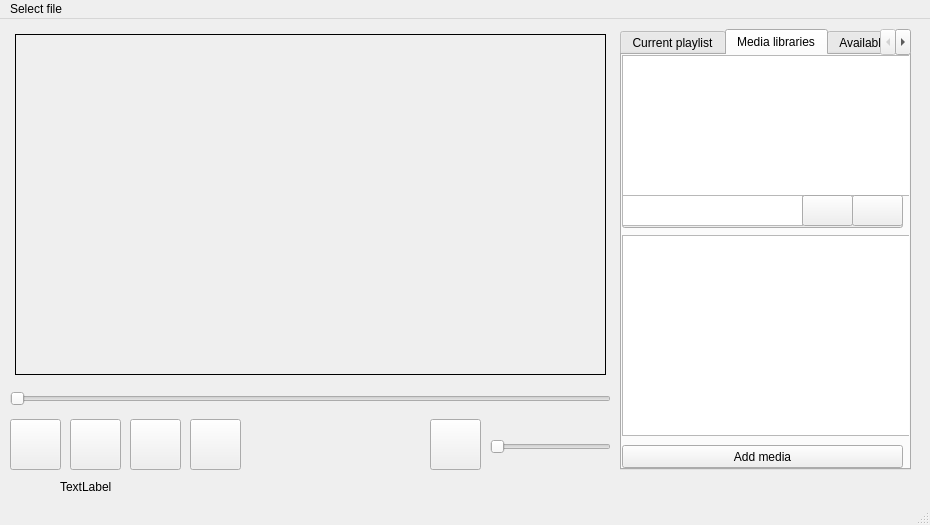
Qt form mainwindow.ui (zlatilda/media_player) before a commit.
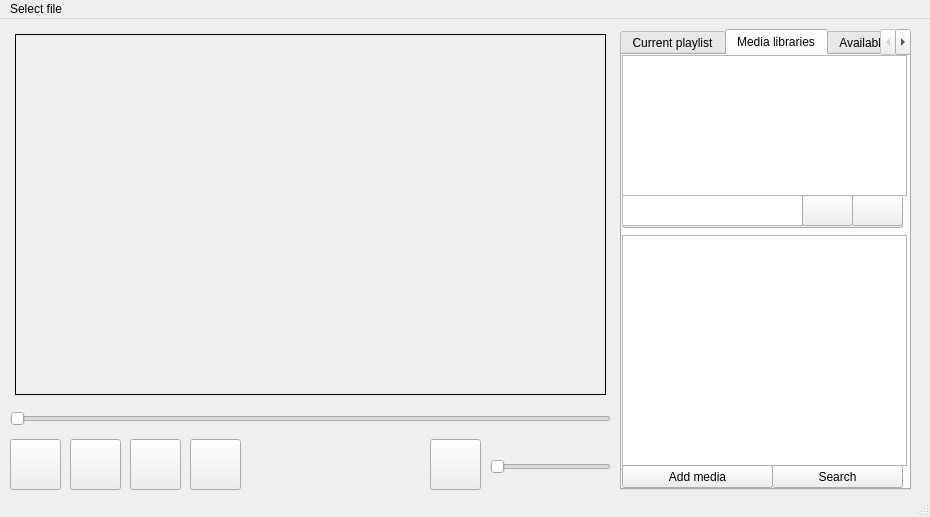
The same form after that commit. The open tabs and pages were chosen to show the change.

Commit message: search for available media on user's computer in a paralell thread

Diff of the .ui file:
```diff
--- a/mainwindow.ui
+++ b/mainwindow.ui
@@ -7,7 +7,7 @@
     <x>0</x>
     <y>0</y>
     <width>930</width>
-    <height>525</height>
+    <height>517</height>
    </rect>
   </property>
   <property name="windowTitle">
@@ -20,7 +20,7 @@
       <x>15</x>
       <y>15</y>
       <width>591</width>
-      <height>341</height>
+      <height>361</height>
      </rect>
     </property>
     <property name="styleSheet">
@@ -37,7 +37,7 @@
     <property name="geometry">
      <rect>
       <x>10</x>
-      <y>400</y>
+      <y>420</y>
       <width>51</width>
       <height>51</height>
      </rect>
@@ -50,7 +50,7 @@
     <property name="geometry">
      <rect>
       <x>70</x>
-      <y>400</y>
+      <y>420</y>
       <width>51</width>
       <height>51</height>
      </rect>
@@ -63,7 +63,7 @@
     <property name="geometry">
      <rect>
       <x>130</x>
-      <y>400</y>
+      <y>420</y>
       <width>51</width>
       <height>51</height>
      </rect>
@@ -76,7 +76,7 @@
     <property name="geometry">
      <rect>
       <x>190</x>
-      <y>400</y>
+      <y>420</y>
       <width>51</width>
       <height>51</height>
      </rect>
@@ -89,7 +89,7 @@
     <property name="geometry">
      <rect>
       <x>430</x>
-      <y>400</y>
+      <y>420</y>
       <width>51</width>
       <height>51</height>
      </rect>
@@ -102,7 +102,7 @@
     <property name="geometry">
      <rect>
       <x>490</x>
-      <y>420</y>
+      <y>440</y>
       <width>121</width>
       <height>16</height>
      </rect>
@@ -115,7 +115,7 @@
     <property name="geometry">
      <rect>
       <x>10</x>
-      <y>370</y>
+      <y>390</y>
       <width>601</width>
       <height>19</height>
      </rect>
@@ -130,7 +130,7 @@
       <x>620</x>
       <y>10</y>
       <width>291</width>
-      <height>441</height>
+      <height>461</height>
      </rect>
     </property>
     <property name="currentIndex">
@@ -160,8 +160,8 @@
        <rect>
         <x>0</x>
         <y>180</y>
-        <width>291</width>
-        <height>201</height>
+        <width>285</width>
+        <height>231</height>
        </rect>
       </property>
       <attribute name="horizontalHeaderDefaultSectionSize">
@@ -173,7 +173,7 @@
        <rect>
         <x>0</x>
         <y>0</y>
-        <width>291</width>
+        <width>285</width>
         <height>141</height>
        </rect>
       </property>
@@ -198,8 +198,8 @@
       <property name="geometry">
        <rect>
         <x>0</x>
-        <y>390</y>
-        <width>281</width>
+        <y>410</y>
+        <width>151</width>
         <height>23</height>
        </rect>
       </property>
@@ -243,6 +243,19 @@
        <string/>
       </property>
      </widget>
+     <widget class="QPushButton" name="search_media">
+      <property name="geometry">
+       <rect>
+        <x>150</x>
+        <y>410</y>
+        <width>131</width>
+        <height>23</height>
+       </rect>
+      </property>
+      <property name="text">
+       <string>Search</string>
+      </property>
+     </widget>
     </widget>
     <widget class="QWidget" name="tab_5">
      <attribute name="title">
@@ -263,19 +276,6 @@
      </widget>
     </widget>
    </widget>
-   <widget class="QLabel" name="label">
-    <property name="geometry">
-     <rect>
-      <x>60</x>
-      <y>460</y>
-      <width>441</width>
-      <height>16</height>
-     </rect>
-    </property>
-    <property name="text">
-     <string>TextLabel</string>
-    </property>
-   </widget>
   </widget>
   <widget class="QStatusBar" name="statusbar"/>
   <widget class="QMenuBar" name="menubar">
```
Left out of the diff: 15 changed lines with no effect on the pictures. The commit also changes 6 other files.
